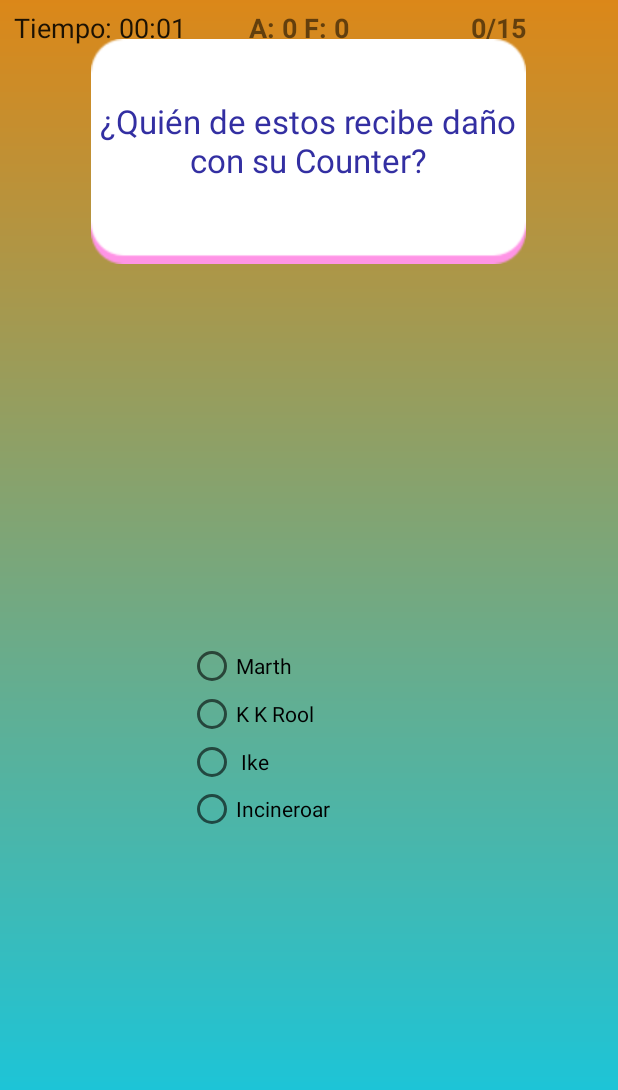
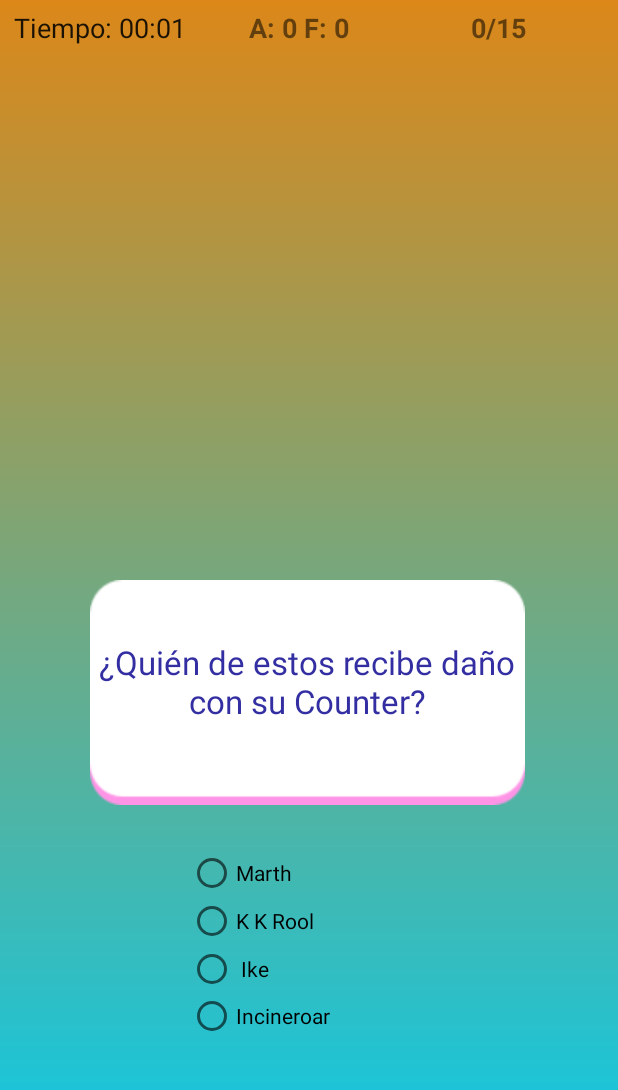
Before and after one commit to Twisterloop/P2Android, an Android app: the Preguntas screen opened directly, with no data from a screen before it, on a phone screen of 412 x 824 dp, the part 60-1150 px from its top. Run offline under Robolectric (Android 15) with nearby library versions, the phone set to English and light mode, and no system bars.

Commit message:
Layout arreglado + música más corta

```diff
--- a/app/src/main/java/com/example/quiz/Preguntas.java
+++ b/app/src/main/java/com/example/quiz/Preguntas.java
@@ -4,15 +4,12 @@ import androidx.appcompat.app.AppCompatActivity;
 
 import android.content.Intent;
 import android.content.res.Resources;
-import android.graphics.Bitmap;
-import android.graphics.BitmapFactory;
 import android.media.MediaPlayer;
 import android.net.Uri;
 import android.os.Bundle;
 import android.view.View;
 import android.widget.Button;
 import android.widget.ImageView;
-import android.widget.MediaController;
 import android.widget.RadioButton;
 import android.widget.RadioGroup;
 import android.widget.TextView;
@@ -20,9 +17,6 @@ import android.widget.Toast;
 import android.widget.Chronometer;
 import android.widget.VideoView;
 
-import java.io.File;
-import java.util.Arrays;
-import java.util.Collection;
 import java.util.Collections;
 import java.util.List;
 
@@ -31,21 +25,12 @@ public class Preguntas extends AppCompatActivity {
     private int[] resIds = {
             R.id.res1, R.id.res2, R.id.res3, R.id.res4
     };
+
     private String Contador = "%s/%s";
     private String AciertosYFallos = "A: %s F: %s";
     TextView AciertosView;
     TextView ContadorView;
 
-
-
-    private Pregunta actual;
-    private TextView preguntaQuiz;
-
-    private VideoView vid;
-    private ImageView img;
-    private Button play;
-
-    private boolean[] acierto;
     int aciertos = 0;
     int fallos = 0;
     public static int tiempo;
@@ -53,23 +38,30 @@ public class Preguntas extends AppCompatActivity {
     int contador = 0;
     int numpreguntas = Configuracion.NPreg;
 
+    private boolean acabado = false;
+
+    public static int score = 0;
+
+    private Pregunta actual;
+    private TextView preguntaQuiz;
+
+    private List<Pregunta> listaPreguntas;
+
+    private VideoView vid;
+    private ImageView img;
+    MediaPlayer player;
+
     private RadioGroup group;
     private RadioButton rb1;
     private RadioButton rb2;
     private RadioButton rb3;
     private RadioButton rb4;
-    private Button inicio;
-    public static int score = 0;
-
-    MediaPlayer player;
-
-    private List<Pregunta> listaPreguntas;
-
     @Override
     protected void onCreate(Bundle savedInstanceState) {
         super.onCreate(savedInstanceState);
         setContentView(R.layout.activity_main);
-         TimeView = findViewById(R.id.Timer);
+        acabado = false;
+        TimeView = findViewById(R.id.Timer);
         TimeView.setFormat("Tiempo: %s");
         TimeView.setOnChronometerTickListener(new Chronometer.OnChronometerTickListener() {
             @Override
@@ -79,113 +71,88 @@ public class Preguntas extends AppCompatActivity {
         });
         AciertosView = findViewById(R.id.Aciertos);
         ContadorView = findViewById(R.id.Contador);
-        AciertosView.setText(String.format(AciertosYFallos,aciertos, fallos));
-        ContadorView.setText(String.format(Contador,1,numpreguntas));
+        AciertosView.setText(String.format(AciertosYFallos, aciertos, fallos));
+        ContadorView.setText(String.format(Contador, 1, numpreguntas));
         TimeView.start();
 
-
-        group =  findViewById(R.id.radioGroup);
+        group = findViewById(R.id.radioGroup);
         rb1 = findViewById(R.id.res1);
         rb2 = findViewById(R.id.res2);
         rb3 = findViewById(R.id.res3);
         rb4 = findViewById(R.id.res4);
         preguntaQuiz = findViewById(R.id.preguntaQuiz);
 
-        inicio = findViewById(R.id.nuevo);
         img = findViewById(R.id.imagen);
-        vid= findViewById(R.id.videoPregunta);
-        play = findViewById(R.id.audio);
-
+        vid = findViewById(R.id.videoPregunta);
 
         PreguntaDbHelper dbHelper = new PreguntaDbHelper(this);
         listaPreguntas = dbHelper.getTodas();
 
         empiezaNuevo();
 
-        inicio.setOnClickListener(new View.OnClickListener() {
-            @Override
-            public void onClick(View v) {
-                empiezaNuevo();
-            }
-        });
 
     }
+
     public void resultados() {
         Intent intent = new Intent(this, Resultados.class);
         startActivity(intent);
         empiezaNuevo();
+    }
 
-    }
-    public void onRadioButtonClicked(View view){
-        compruebaRes();
-        if(actual.getTipo().equals("Audio")){
-            //player.stop();
-            Toast.makeText(this, "jaj", Toast.LENGTH_SHORT).show();
-        }
+    public void onRadioButtonClicked(View view) {
+        if (!acabado)
+            acabado=true;
+            compruebaRes();
     }
 
     private void empiezaNuevo() {
-        //acierto= new boolean[preguntas.length];
         contador = 0;
+        score=0;
         Collections.shuffle(listaPreguntas);
-        //score = 0;
         mostrarPregunta();
     }
 
     private void compruebaRes() {
-
         int id = group.getCheckedRadioButtonId();
         int ans = -1;
         for (int i = 0; i < resIds.length; i++) {
-            if (resIds[i] == id) {
-                ans = i+1;
-            }
+            if (resIds[i] == id) ans = i + 1;
         }
         if (ans == actual.getRes_correcta()) {
             aciertos++;
-            AciertosView.setText(String.format(AciertosYFallos,aciertos, fallos));
+            AciertosView.setText(String.format(AciertosYFallos, aciertos, fallos));
             score = score + 3;
             Toast.makeText(this, "Correcto", Toast.LENGTH_SHORT).show();
-            if (contador+1 < numpreguntas) {
+            if (contador + 1 < numpreguntas) {
                 mostrarPregunta();
             } else {
                 resultados();
             }
-        }
-        else {
+        } else {
             fallos++;
-            AciertosView.setText(String.format(AciertosYFallos,aciertos, fallos));
-            //score = score - 2;
+            AciertosView.setText(String.format(AciertosYFallos, aciertos, fallos));
+            if (score>0) score--;
             Toast.makeText(this, "Incorrecto", Toast.LENGTH_SHORT).show();
             mostrarPregunta();
         }
+        acabado = false;
     }
+
     private void mostrarPregunta() {
-
-
         actual = listaPreguntas.get(contador);
-
         group.clearCheck();
 
-        if(contador > numpreguntas)
+        if (contador > numpreguntas)
             return;
 
         preguntaQuiz.setText(actual.getPregunta());
-
         ContadorView.setText(String.format(Contador, contador, numpreguntas));
-
         rb1.setText(actual.getRes1());
         rb2.setText(actual.getRes2());
         rb3.setText(actual.getRes3());
         rb4.setText(actual.getRes4());
-
         contador++;
 
-        if (contador == 1) {
-            inicio.setVisibility(View.GONE);
-        } else {
-            inicio.setVisibility(View.VISIBLE);
-        }
         switch (actual.getTipo()) {
             case ("Texto"):
                 MostrarTexto();
@@ -205,23 +172,23 @@ public class Preguntas extends AppCompatActivity {
                 break;
         }
     }
-    public void MostrarTexto(){
+
+    public void MostrarTexto() {
         vid.setVisibility(View.GONE);
         img.setVisibility(View.GONE);
-        play.setVisibility(View.GONE);
     }
-    public void MostrarImagen(){
+
+    public void MostrarImagen() {
         vid.setVisibility(View.GONE);
         img.setVisibility(View.VISIBLE);
-        play.setVisibility(View.GONE);
         Resources res = getResources();
         int imgId = res.getIdentifier(actual.getImagen(), "drawable", getPackageName());
         img.setImageResource(imgId);
     }
-    public void MostrarVideo(){
+
+    public void MostrarVideo() {
         vid.setVisibility(View.VISIBLE);
-        img.setVisibility(View.GONE);
-        play.setVisibility(View.GONE);
+        img.setVisibility(View.INVISIBLE);
         Resources res = getResources();
         int vidId = res.getIdentifier(actual.getVideo(), "raw", getPackageName());
         String videoPath = "android.resource://" + getPackageName() + "/" + vidId;
@@ -230,19 +197,24 @@ public class Preguntas extends AppCompatActivity {
 
         vid.start();
     }
-    public void MostrarAudio(){
+
+    public void MostrarAudio() {
         vid.setVisibility(View.GONE);
-        img.setVisibility(View.GONE);
-        play.setVisibility(View.VISIBLE);
+        img.setVisibility(View.INVISIBLE);
         play();
     }
-    public void play(){
-            Resources res = getResources();
-            int audioId = res.getIdentifier(actual.getAudio(), "raw", getPackageName());
-            player = MediaPlayer.create(this, audioId);
 
+    public void play() {
+        Resources res = getResources();
+        int audioId = res.getIdentifier(actual.getAudio(), "raw", getPackageName());
+        player = MediaPlayer.create(this, audioId);
+        player.setOnCompletionListener(new MediaPlayer.OnCompletionListener() {
+            @Override
+            public void onCompletion(MediaPlayer mp) {
+                player.release();
+                player = null;
+            }
+        });
         player.start();
     }
-
-
 }
--- a/app/src/main/java/com/example/quiz/Resultados.java
+++ b/app/src/main/java/com/example/quiz/Resultados.java
@@ -16,11 +16,11 @@ public class Resultados extends AppCompatActivity {
         super.onCreate(savedInstanceState);
         setContentView(R.layout.activity_resultados);
 
-        TextView results = (TextView) findViewById(R.id.results);
+        TextView results = findViewById(R.id.results);
 
         results.setText("Enhorabuena, " + Configuracion.nombreJug + " tu puntuación es:" + Preguntas.score + " y tiempo: " + Preguntas.tiempo+ " segundos");
 
-        Button inicio = (Button) findViewById(R.id.back);
+        Button inicio = findViewById(R.id.back);
         inicio.setOnClickListener(new View.OnClickListener() {
             @Override
             public void onClick(View v) {
--- a/app/src/main/res/layout/activity_main.xml
+++ b/app/src/main/res/layout/activity_main.xml
@@ -67,17 +67,15 @@
         app:layout_constraintStart_toStartOf="parent"
         app:layout_constraintTop_toBottomOf="@+id/textScreen2" />
 
-    <Button
-        android:id="@+id/nuevo"
-        android:layout_width="match_parent"
-        android:layout_height="wrap_content"
-        android:layout_marginTop="7dp"
-        android:layout_marginBottom="6dp"
-        android:text="Empezar de nuevo"
-        app:layout_constraintBottom_toBottomOf="parent"
-        app:layout_constraintEnd_toEndOf="parent"
+    <ImageView
+        android:id="@+id/imagen"
+        android:layout_width="236dp"
+        android:layout_height="209dp"
+        android:layout_marginStart="84dp"
+        android:layout_marginTop="68dp"
         app:layout_constraintStart_toStartOf="parent"
-        app:layout_constraintTop_toBottomOf="@+id/radioGroup" />
+        app:layout_constraintTop_toBottomOf="@+id/textScreen2"
+        app:srcCompat="@drawable/waluonicle" />
 
     <LinearLayout
         android:id="@+id/linearLayout"
@@ -85,13 +83,11 @@
         android:layout_height="150dp"
         android:layout_gravity="center"
         android:layout_marginStart="60dp"
-        android:layout_marginTop="27dp"
-        android:layout_marginEnd="61dp"
+        android:layout_marginBottom="29dp"
         android:background="@drawable/bgquestion"
         android:orientation="vertical"
-        app:layout_constraintEnd_toEndOf="parent"
-        app:layout_constraintStart_toStartOf="parent"
-        app:layout_constraintTop_toBottomOf="@+id/videoPregunta">
+        app:layout_constraintBottom_toTopOf="@+id/radioGroup"
+        app:layout_constraintStart_toStartOf="parent">
 
         <TextView
             android:id="@+id/preguntaQuiz"
@@ -110,11 +106,9 @@
         android:layout_width="171dp"
         android:layout_height="126dp"
         android:layout_marginStart="125dp"
-        android:layout_marginTop="29dp"
-        android:layout_marginBottom="7dp"
-        app:layout_constraintBottom_toTopOf="@+id/nuevo"
-        app:layout_constraintStart_toStartOf="parent"
-        app:layout_constraintTop_toBottomOf="@+id/linearLayout">
+        android:layout_marginBottom="92dp"
+        app:layout_constraintBottom_toBottomOf="parent"
+        app:layout_constraintStart_toStartOf="parent">
 
         <RadioButton
             android:id="@+id/res2"
@@ -145,23 +139,4 @@
             android:text="RadioButton" />
     </RadioGroup>
 
-    <ImageView
-        android:id="@+id/imagen"
-        android:layout_width="343dp"
-        android:layout_height="243dp"
-        android:layout_marginStart="32dp"
-        android:layout_marginTop="52dp"
-        app:layout_constraintStart_toStartOf="parent"
-        app:layout_constraintTop_toBottomOf="@+id/textScreen2"
-        app:srcCompat="@drawable/waluonicle" />
-
-    <Button
-        android:id="@+id/audio"
-        android:layout_width="192dp"
-        android:layout_height="115dp"
-        android:layout_marginEnd="108dp"
-        android:layout_marginBottom="104dp"
-        android:text="PLAY"
-        app:layout_constraintBottom_toTopOf="@+id/linearLayout"
-        app:layout_constraintEnd_toEndOf="parent" />
 </androidx.constraintlayout.widget.ConstraintLayout>
```
Also changed, not shown: app/src/main/AndroidManifest.xml (+6 -10 lines), app/src/main/java/com/example/quiz/Configuracion.java (+56 -48 lines), app/src/main/java/com/example/quiz/MainActivity.java (+6 -8 lines), app/src/main/java/com/example/quiz/PreguntaDbHelper.java (+25 -25 lines), app/src/main/java/com/example/quiz/Ranking.java (+67 -79 lines), 2 other files.
